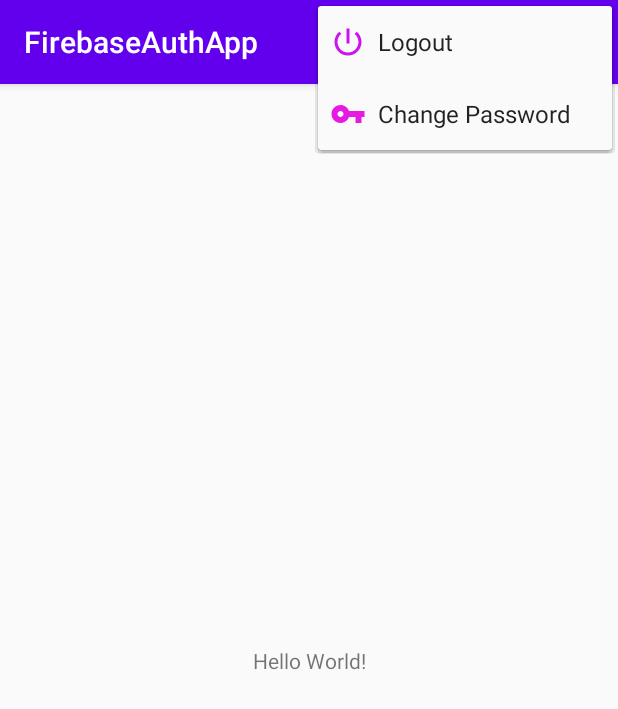
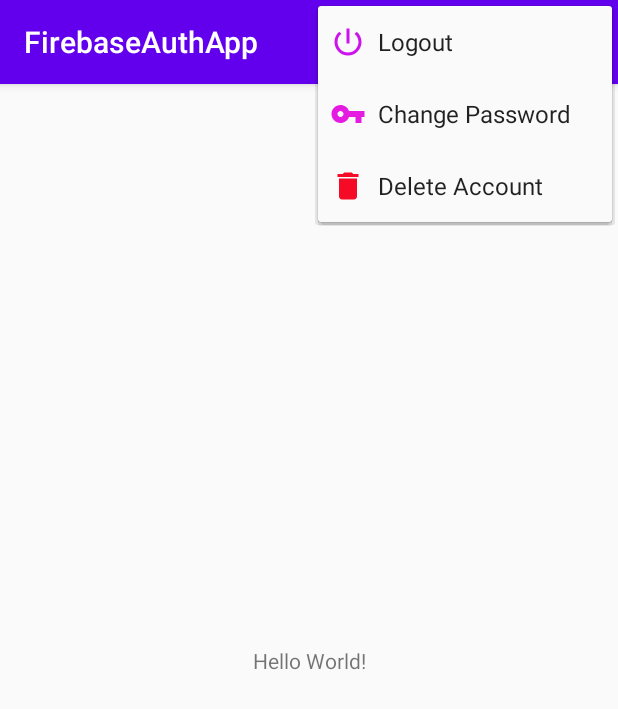
Before and after one commit to Sadek-Hossain-Nishat/FirebaseAuthApp, an Android app: the screen it shows after launch once a user with an empty profile is signed in (MainActivity), with the options menu open, on a phone screen of 412 x 824 dp. Shown: the top 709 px of the screen. Run offline under Robolectric (Android 15) with nearby library versions, the phone set to English and light mode, and no system bars; our stand-ins replace Firebase (no records; nobody signed in at launch, a user with empty details on screens opened directly).

Commit message:
second commit

```diff
--- a/app/src/main/AndroidManifest.xml
+++ b/app/src/main/AndroidManifest.xml
@@ -15,13 +15,13 @@
             android:name=".VerificationActivity"
             android:exported="false" />
         <activity
-            android:name=".LoginActivity"
+            android:name=".RegisterActivity"
             android:exported="false" />
         <activity
             android:name=".MainActivity"
             android:exported="false" />
         <activity
-            android:name=".RegisterActivity"
+            android:name=".LoginActivity"
             android:exported="true">
             <intent-filter>
                 <action android:name="android.intent.action.MAIN" />
--- a/app/src/main/java/com/example/firebaseauthapp/LoginActivity.java
+++ b/app/src/main/java/com/example/firebaseauthapp/LoginActivity.java
@@ -1,6 +1,7 @@
 package com.example.firebaseauthapp;
 
 import androidx.annotation.NonNull;
+import androidx.appcompat.app.AlertDialog;
 import androidx.appcompat.app.AppCompatActivity;
 import androidx.core.content.ContextCompat;
 
@@ -8,6 +9,7 @@ import android.annotation.SuppressLint;
 import android.content.Intent;
 import android.os.Bundle;
 import android.text.TextUtils;
+import android.util.Log;
 import android.view.View;
 import android.view.Window;
 import android.view.WindowManager;
@@ -25,11 +27,13 @@ import com.google.firebase.auth.FirebaseUser;
 
 public class LoginActivity extends AppCompatActivity implements View.OnClickListener {
 
+    private static final String TAG ="verify" ;
     private FirebaseAuth mAuth;
     private EditText loginEmailET, loginpasswordET;
     private Button signinButton;
-    private TextView notaccountcreateaccount;
+    private TextView notaccountcreateaccount,resetpasswordtext;
     private ProgressBar progressBar;
+
 
 
 
@@ -58,11 +62,12 @@ public class LoginActivity extends AppCompatActivity implements View.OnClickList
         signinButton = findViewById(R.id.button_signin);
         notaccountcreateaccount = findViewById(R.id.notaccountregister);
         progressBar = findViewById(R.id.progressBar);
-
+        resetpasswordtext=findViewById(R.id.resetpasswordid);
         mAuth = FirebaseAuth.getInstance();
 
         signinButton.setOnClickListener(this);
         notaccountcreateaccount.setOnClickListener(this);
+        resetpasswordtext.setOnClickListener(this);
 
 
     }
@@ -71,12 +76,17 @@ public class LoginActivity extends AppCompatActivity implements View.OnClickList
     @Override
     protected void onStart() {
         super.onStart();
-        FirebaseUser currentUser = mAuth.getCurrentUser();
+        FirebaseUser currentUser=mAuth.getCurrentUser();
+        if (currentUser != null) {
+            currentUser.reload();
+            if (currentUser.isEmailVerified()){
+                startActivity(new Intent(this, MainActivity.class));
+            }else {
+                startActivity(new Intent(this, VerificationActivity.class));
+            }
+            finish();
 
-        if (currentUser != null) {
 
-            startActivity(new Intent(this, MainActivity.class));
-            finish();
         }
     }
 
@@ -95,9 +105,7 @@ public class LoginActivity extends AppCompatActivity implements View.OnClickList
 
     }
 
-
-
-    private void signInUser() {
+        private void signInUser(){
 
             String email = loginEmailET.getText().toString();
             String password = loginpasswordET.getText().toString();
@@ -122,23 +130,22 @@ public class LoginActivity extends AppCompatActivity implements View.OnClickList
 
             } else {
                 progressBar.setVisibility(View.VISIBLE);
-            mAuth.signInWithEmailAndPassword(email,password).addOnCompleteListener(this,new OnCompleteListener<AuthResult>() {
+                mAuth.signInWithEmailAndPassword(email, password).addOnCompleteListener(this, new OnCompleteListener<AuthResult>() {
                     @Override
                     public void onComplete(@NonNull Task<AuthResult> task) {
 
-                    if (task.isSuccessful()){
+                        if (task.isSuccessful()) {
                             progressBar.setVisibility(View.GONE);
                             // Sign in success, update UI with the signed-in user's information
                             Toast.makeText(LoginActivity.this, "You are Successfully Registered", Toast.LENGTH_SHORT).show();
-                        startActivity(new Intent(LoginActivity.this,LoginActivity.class));
+                            startActivity(new Intent(LoginActivity.this, LoginActivity.class));
                             finish();
 
-                    }else {
+                        } else {
                             progressBar.setVisibility(View.GONE);
-                        Toast.makeText(LoginActivity.this, ""+task.getException(), Toast.LENGTH_SHORT).show();
+                            Toast.makeText(LoginActivity.this, "" + task.getException(), Toast.LENGTH_SHORT).show();
 
                         }
-
 
 
                     }
@@ -147,26 +154,4 @@ public class LoginActivity extends AppCompatActivity implements View.OnClickList
 
             }
         }
-
-
-
-
-
-
-
-
-
-
-
-
-
-
-
-
-
-
-
-
-
-
     }
--- /dev/null
+++ b/app/src/main/res/drawable/ic_delete.xml
@@ -0,0 +1,5 @@
+<vector android:height="24dp" android:tint="#F60B26"
+    android:viewportHeight="24" android:viewportWidth="24"
+    android:width="24dp" xmlns:android="http://schemas.android.com/apk/res/android">
+    <path android:fillColor="@android:color/white" android:pathData="M6,19c0,1.1 0.9,2 2,2h8c1.1,0 2,-0.9 2,-2V7H6v12zM19,4h-3.5l-1,-1h-5l-1,1H5v2h14V4z"/>
+</vector>
--- a/app/src/main/res/menu/option_menu.xml
+++ b/app/src/main/res/menu/option_menu.xml
@@ -16,5 +16,12 @@
         app:showAsAction="never"/>
 
 
+    <item
+        android:id="@+id/deleteaccountdid"
+        android:icon="@drawable/ic_delete"
+        android:title="Delete Account"
+        app:showAsAction="never"/>
+
+
 
 </menu>
```
Also changed, not shown: app/src/main/java/com/example/firebaseauthapp/MainActivity.java (+62 -12 lines), app/src/main/java/com/example/firebaseauthapp/RegisterActivity.java (+17 -41 lines), app/src/main/java/com/example/firebaseauthapp/VerificationActivity.java (+26 -17 lines). Lines whose indentation alone changed are shown as unchanged.
